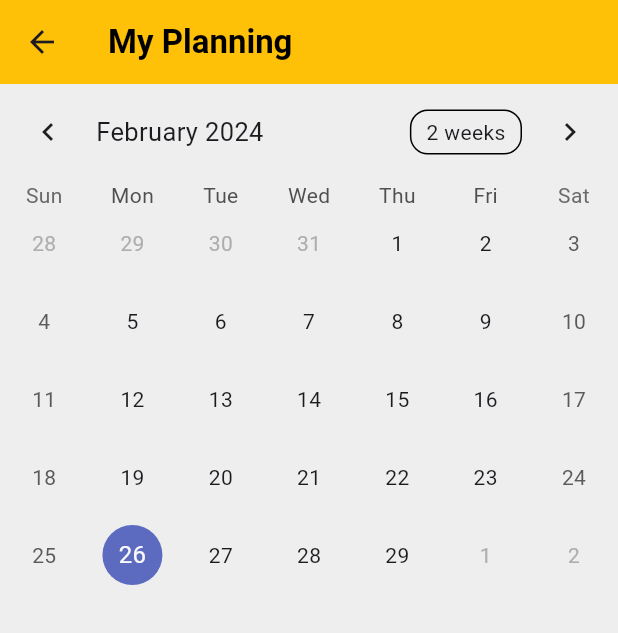
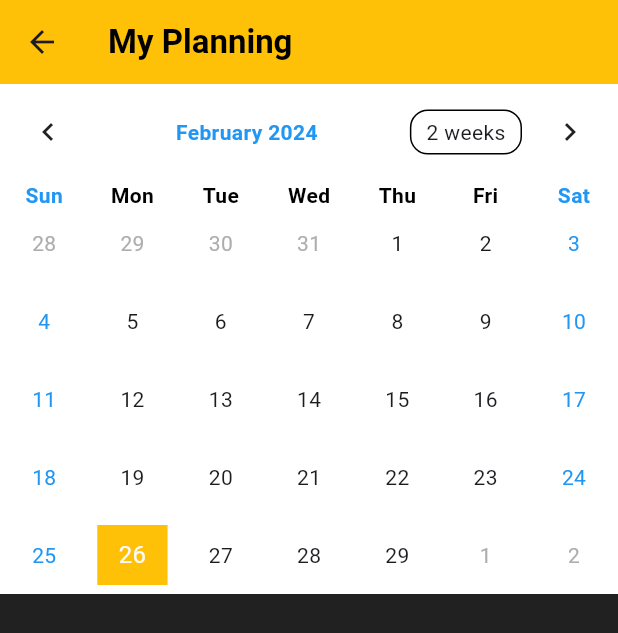
Before and after one commit to Jon400/FitNow, a Flutter app: the TrainerProfileScreen screen opened directly, after a tap on "Planning", on a phone screen of 412 x 824 dp. Shown: the top 633 px of the screen. Run offline on Flutter 3.47's test engine with Material 3 defaults, Android fonts, the phone set to English and light mode, and no system bars; drawn by our look-alikes of table_calendar; our stand-ins replace cloud_firestore, firebase_auth, firebase_core, syncfusion_flutter_calendar; accounts and stored records are empty; network calls fail.

Commit message:
activity and planing done

```diff
--- a/lib/screens/account/index.dart
+++ b/lib/screens/account/index.dart
@@ -57,7 +57,7 @@ class AccountScreen extends StatelessWidget {
                   : () {
                 Provider.of<AuthService>(context, listen: false).signOut();
               },
-              text: user == null ? 'Sign In or Sign Up' : 'Sign Out',
+              text: user == null ? 'Get started' : 'Sign Out',
               color: Colors.amber,
             ),
           ],
--- a/lib/screens/profiles/trainer_profile.dart
+++ b/lib/screens/profiles/trainer_profile.dart
@@ -9,6 +9,7 @@ import '../../services/database.dart';
 import '../trainer_button/ActivityTime_button.dart';
 import '../trainer_button/request_button.dart';
 import '../trainer_button/planning_button.dart';
+
 class TrainerProfileScreen extends StatefulWidget {
   @override
   _TrainerProfileScreenState createState() => _TrainerProfileScreenState();
@@ -61,9 +62,11 @@ class _TrainerProfileScreenState extends State<TrainerProfileScreen> {
     return Scaffold(
       backgroundColor: Colors.grey[900],
       appBar: AppBar(
-        title: const Text('Home' , style: TextStyle(color: Colors.black, fontWeight: FontWeight.bold),),
-        backgroundColor:Colors.amber,
-
+        title: const Text(
+          'Home',
+          style: TextStyle(color: Colors.black, fontWeight: FontWeight.bold),
+        ),
+        backgroundColor: Colors.amber,
         actions: <Widget>[
           IconButton(
             icon: Icon(Icons.edit),
@@ -72,7 +75,8 @@ class _TrainerProfileScreenState extends State<TrainerProfileScreen> {
         ],
       ),
       body: StreamBuilder<TrainerProfile>(
-        stream: DatabaseService(uid: currentUserId, roleView: '').getTrainerProfile(),
+        stream: DatabaseService(uid: currentUserId, roleView: '')
+            .getTrainerProfile(),
         builder: (context, snapshot) {
           if (snapshot.hasData) {
             TrainerProfile trainerData = snapshot.data!;
@@ -92,43 +96,81 @@ class _TrainerProfileScreenState extends State<TrainerProfileScreen> {
                       radius: 140,
                     ),
                     SizedBox(height: 20),
-                    Text('First Name: ${trainerData.firstName}', style: TextStyle(fontSize: 16,color: Colors.white)),
-                    Text('Last Name: ${trainerData.lastName}', style: TextStyle(fontSize: 16,color: Colors.white)),
-                    Text('Sport: ${trainerData.sport}', style: TextStyle(fontSize: 16,color: Colors.white)),
-                    buildSpecializationSection(trainerData), // Specialization section
+                    Text('First Name: ${trainerData.firstName}',
+                        style: TextStyle(fontSize: 16, color: Colors.white)),
+                    Text('Last Name: ${trainerData.lastName}',
+                        style: TextStyle(fontSize: 16, color: Colors.white)),
+                    Text('Sport: ${trainerData.sport}',
+                        style: TextStyle(fontSize: 16, color: Colors.white)),
+                    buildSpecializationSection(
+                        trainerData), // Specialization section
                     Padding(
                       padding: const EdgeInsets.all(8.0),
-                      child: Text('Description: ${trainerData.description}', style: TextStyle(fontSize: 16, color: Colors.white), textAlign: TextAlign.center),
+                      child: Text('Description: ${trainerData.description}',
+                          style: TextStyle(fontSize: 16, color: Colors.white),
+                          textAlign: TextAlign.center),
                     ),
                     SizedBox(height: 120),
                     Row(
                       mainAxisAlignment: MainAxisAlignment.spaceEvenly,
                       children: <Widget>[
-                    ElevatedButton(onPressed: () {Navigator.push(
-                      context,
-                      PageRouteBuilder(pageBuilder: (_, __, ___) => planning_button()),
-                    );}, child: Text("Planning", style: TextStyle(color: Colors.black),) ,style: ElevatedButton.styleFrom(
-                      backgroundColor: Colors.lightBlue[900],
-                    ),),
-
-                    ElevatedButton(onPressed: () {Navigator.push(
-                      context,
-                      PageRouteBuilder(pageBuilder: (_, __, ___) =>request_button()),
-                    );}, child: Text("Requests", style: TextStyle(color: Colors.black),) ,style: ElevatedButton.styleFrom(
-                      backgroundColor: Colors.lightBlue[900]
-                    ),),
-                    ElevatedButton(onPressed: () {Navigator.push(
-                      context,
-                      PageRouteBuilder(pageBuilder: (_, __, ___) => ActivityTimeButton()),
-                    );}, child: Text("Activity Time",style: TextStyle(color: Colors.black),) ,style: ElevatedButton.styleFrom(
-                      backgroundColor: Colors.lightBlue[900]
-                    ),),
-                    ],),
+                        ElevatedButton(
+                          onPressed: () {
+                            Navigator.push(
+                              context,
+                              PageRouteBuilder(
+                                  pageBuilder: (_, __, ___) =>
+                                      planning_button()),
+                            );
+                          },
+                          child: Text(
+                            "Planning",
+                            style: TextStyle(color: Colors.black),
+                          ),
+                          style: ElevatedButton.styleFrom(
+                            backgroundColor: Colors.amber,
+                          ),
+                        ),
+                        ElevatedButton(
+                          onPressed: () {
+                            Navigator.push(
+                              context,
+                              PageRouteBuilder(
+                                  pageBuilder: (_, __, ___) =>
+                                      request_button()),
+                            );
+                          },
+                          child: Text(
+                            "Requests",
+                            style: TextStyle(color: Colors.black),
+                          ),
+                          style: ElevatedButton.styleFrom(
+                            backgroundColor: Colors.amber,
+                          ),
+                        ),
+                        ElevatedButton(
+                          onPressed: () {
+                            Navigator.push(
+                              context,
+                              PageRouteBuilder(
+                                  pageBuilder: (_, __, ___) =>
+                                      ActivityTimeButton()),
+                            );
+                          },
+                          child: Text(
+                            "Activity Time",
+                            style: TextStyle(color: Colors.black),
+                          ),
+                          style: ElevatedButton.styleFrom(
+                            backgroundColor: Colors.amber,
+                          ),
+                        ),
+                      ],
+                    ),
                   ],
                 ),
               ),
             );
-
           } else {
             return Center(child: CircularProgressIndicator());
           }
@@ -144,7 +186,8 @@ class _TrainerProfileScreenState extends State<TrainerProfileScreen> {
         if (specSnapshot.hasData) {
           selectedSpecs = specSnapshot.data!;
         }
-        return Text('Specializations: ${selectedSpecs.join(", ")}', style: TextStyle(fontSize: 16, color: Colors.white));
+        return Text('Specializations: ${selectedSpecs.join(", ")}',
+            style: TextStyle(fontSize: 16, color: Colors.white));
       },
     );
   }
@@ -177,11 +220,15 @@ class _TrainerProfileScreenState extends State<TrainerProfileScreen> {
                       decoration: InputDecoration(labelText: 'Logo URL'),
                     ),
                     DropdownButtonFormField<String>(
-                      value: selectedSport != null && specializationsBySport.containsKey(selectedSport) ? selectedSport : null,
+                      value: selectedSport != null &&
+                              specializationsBySport.containsKey(selectedSport)
+                          ? selectedSport
+                          : null,
                       onChanged: (newValue) {
                         setState(() {
                           selectedSport = newValue!;
-                          selectedSpecs = specializationsBySport[selectedSport!] ?? [];
+                          selectedSpecs =
+                              specializationsBySport[selectedSport!] ?? [];
                         });
                       },
                       items: specializationsBySport.keys.map((String value) {
@@ -247,7 +294,6 @@ class _TrainerProfileScreenState extends State<TrainerProfileScreen> {
     );
   }
 
-
   Future<void> updateTrainerProfile(String userId) async {
     await DatabaseService(uid: userId, roleView: '').updateTrainerProfile(
       _firstNameController.text,
@@ -274,7 +320,8 @@ class MultiSelectChip extends StatefulWidget {
   final Function(List<String>) onSelectionChanged;
   final List<String> selectedChoices;
 
-  MultiSelectChip(this.reportList, {required this.onSelectionChanged, required this.selectedChoices});
+  MultiSelectChip(this.reportList,
+      {required this.onSelectionChanged, required this.selectedChoices});
 
   @override
   _MultiSelectChipState createState() => _MultiSelectChipState();
--- a/lib/screens/trainer_button/planning_button.dart
+++ b/lib/screens/trainer_button/planning_button.dart
@@ -67,7 +67,8 @@ class _PlanningScreenState extends State<planning_button> {
   void _generateEvents() {
     _events = {};
     for (var session in _trainingSessions) {
-      DateTime dateKey = DateTime(session.startTime!.year, session.startTime!.month, session.startTime!.day);
+      DateTime dateKey = DateTime(session.startTime!.year,
+          session.startTime!.month, session.startTime!.day);
       if (!_events.containsKey(dateKey)) {
         _events[dateKey] = [];
       }
@@ -76,7 +77,8 @@ class _PlanningScreenState extends State<planning_button> {
   }
 
   List<TrainingSession> _getSessionsForSelectedDay() {
-    DateTime dateKey = DateTime(_selectedDay.year, _selectedDay.month, _selectedDay.day);
+    DateTime dateKey =
+        DateTime(_selectedDay.year, _selectedDay.month, _selectedDay.day);
     return _events[dateKey] ?? [];
   }
 
@@ -86,14 +88,20 @@ class _PlanningScreenState extends State<planning_button> {
       return const Center(child: CircularProgressIndicator());
     }
     return Scaffold(
-      backgroundColor: Colors.grey[200],
+      backgroundColor: Colors.grey[900],
       appBar: AppBar(
-        title: const Text('My Planning', style: TextStyle(color: Colors.black, fontWeight: FontWeight.bold)),
-        backgroundColor:Colors.amber,
+        title: const Text('My Planning',
+            style: TextStyle(color: Colors.black, fontWeight: FontWeight.bold)),
+        backgroundColor: Colors.amber,
       ),
       body: Column(
         children: [
-          TableCalendar(
+          Container(
+            decoration: BoxDecoration(
+              color: Colors
+                  .white, // Set the background color of the container, // Add rounded corners
+            ),
+            child: TableCalendar(
               focusedDay: _focusedDay,
               firstDay: DateTime.utc(2010, 1, 1),
               lastDay: DateTime.utc(2040, 1, 1),
@@ -111,7 +119,40 @@ class _PlanningScreenState extends State<planning_button> {
                 });
               },
               eventLoader: (day) => _events[day] ?? [],
+              calendarStyle: const CalendarStyle(
+                weekendTextStyle: TextStyle(
+                  color: Colors.blue, // Change text color
                 ),
+                todayDecoration: BoxDecoration(
+                  color: Colors.blueGrey, // Change button's background color
+                  shape: BoxShape.rectangle,
+                ),
+                selectedDecoration: BoxDecoration(
+                  color: Colors.amber, // Change button's background color
+                  shape: BoxShape.rectangle,
+                ),
+              ),
+              headerStyle: const HeaderStyle(
+                titleCentered: true,
+                titleTextStyle: TextStyle(
+                  color: Colors.blue, // Change text color
+                  fontWeight: FontWeight.bold,
+
+                ),
+              ),
+              daysOfWeekStyle: const DaysOfWeekStyle(
+              weekdayStyle: TextStyle(
+                color: Colors.black, // Change text color
+                fontWeight: FontWeight.bold,
+
+              ),
+              weekendStyle: TextStyle(
+                color: Colors.blue, // Change text color
+                fontWeight: FontWeight.bold,
+
+              ),
+            ),
+          )),
           Expanded(
             child: ListView.builder(
               itemCount: _getSessionsForSelectedDay().length,
@@ -119,20 +160,29 @@ class _PlanningScreenState extends State<planning_button> {
                 final trainingSession = _getSessionsForSelectedDay()[index];
                 // Use a StreamBuilder to fetch and display trainer names
                 return StreamBuilder<Profile>(
-                  stream: DatabaseService(uid: trainingSession.traineeId, roleView: 'trainee').profile,
+                  stream: DatabaseService(
+                          uid: trainingSession.traineeId, roleView: 'trainee')
+                      .profile,
                   builder: (context, snapshot) {
                     if (snapshot.hasData) {
                       Profile traineeProfile = snapshot.data!;
-                      return ListTile(
-                        title: Text('Trainee: ${traineeProfile.firstName} ${traineeProfile.lastName}'),
-                        subtitle: Text('${DateFormat('HH:mm').format(trainingSession.startTime)}' +
+                      return Card(
+                        child: ListTile(
+                          title: Text(
+                              'Trainee: ${traineeProfile.firstName} ${traineeProfile.lastName}'),
+                          subtitle: Text(
+                              '${DateFormat('HH:mm').format(trainingSession.startTime)}' +
                                   ' -  ${DateFormat('HH:mm').format(trainingSession.endTime)}'),
+                        ),
                       );
                     } else {
-                      return ListTile(
+                      return Card(
+                        child: ListTile(
                           title: Text('Loading trainer name...'),
-                        subtitle: Text('Start Time: ${DateFormat('dd MMM yyyy HH:mm:ss').format(trainingSession.startTime)}\n' +
+                          subtitle: Text(
+                              'Start Time: ${DateFormat('dd MMM yyyy HH:mm:ss').format(trainingSession.startTime)}\n' +
                                   'End Time: ${DateFormat('dd MMM yyyy HH:mm:ss').format(trainingSession.endTime)}'),
+                        ),
                       );
                     }
                   },
```
Also changed, not shown: lib/screens/profiles/trainee_profile.dart (+86 -41 lines), lib/screens/trainer_button/ActivityTime_button.dart (+47 -12 lines), lib/screens/trainer_button/request_button.dart (+40 -16 lines), pubspec.yaml (+13 -20 lines), assets/fonts/OpenSans-Bold.ttf (deleted), assets/fonts/OpenSans-Regular.ttf (deleted), assets/fonts/Quando-Regular.ttf (deleted), assets/fonts/Quicksand-Bold.ttf (deleted), assets/fonts/Quicksand-Light.ttf (deleted), assets/fonts/Quicksand-Medium.ttf (deleted), assets/fonts/Quicksand-Regular.ttf (deleted), assets/images/logo.jpg (deleted), assets/images/logo.png (deleted), assets/images/logo1.png (deleted). Lines whose indentation alone changed are shown as unchanged.
